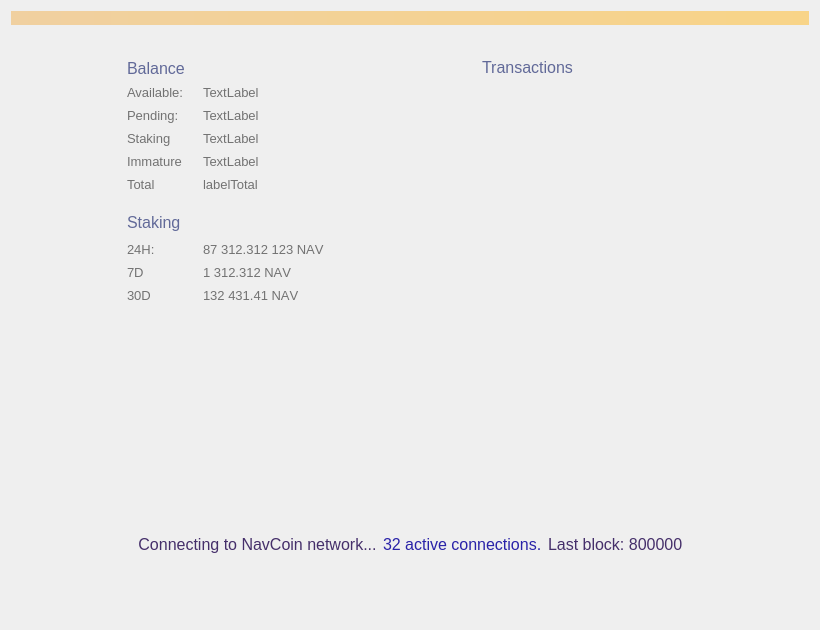
navcoin/navcoin-core, file src/qt/forms/overviewpage.ui: the form before one commit.
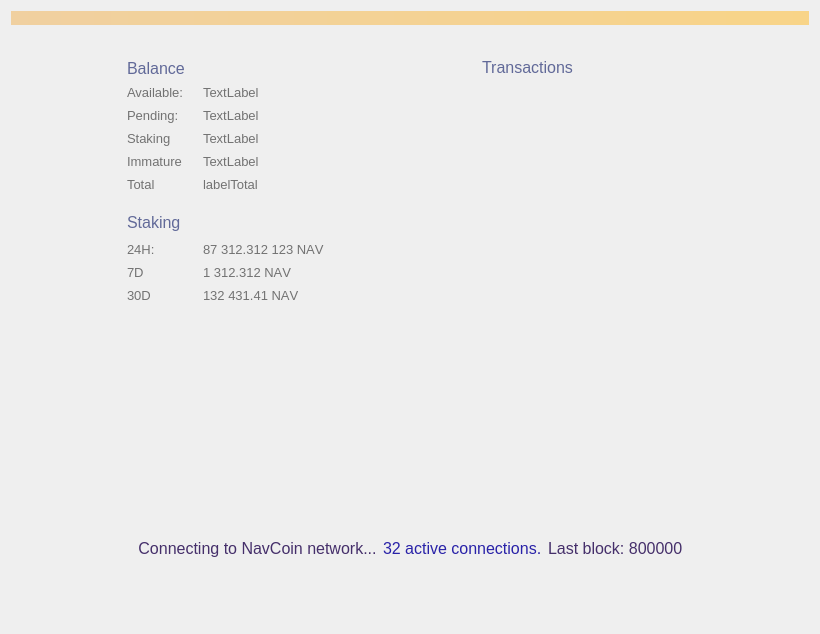
The form after the commit. Custom widgets are drawn as their Qt base class.

Commit message: gui: adds use full amount button

The edit to the form file:
```diff
--- a/src/qt/forms/overviewpage.ui
+++ b/src/qt/forms/overviewpage.ui
@@ -7,7 +7,7 @@
     <x>0</x>
     <y>0</y>
     <width>820</width>
-    <height>630</height>
+    <height>634</height>
    </rect>
   </property>
   <property name="sizePolicy">
```
The commit also changes 4 other files.
